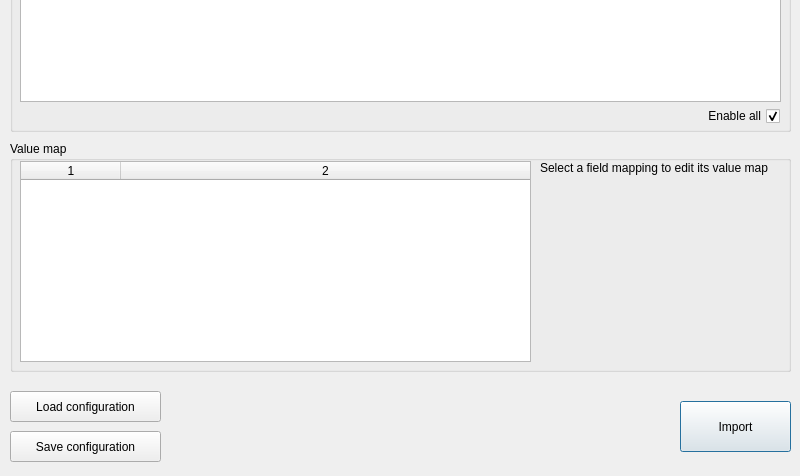
Qt form widgets/import_data/import_shp_dialog.ui (Geoportail-Luxembourg/qgis-pag-plugin) before a commit; both pictures show x 0 to 800 and y 219 to 695 of the 800 by 695 pixel window.
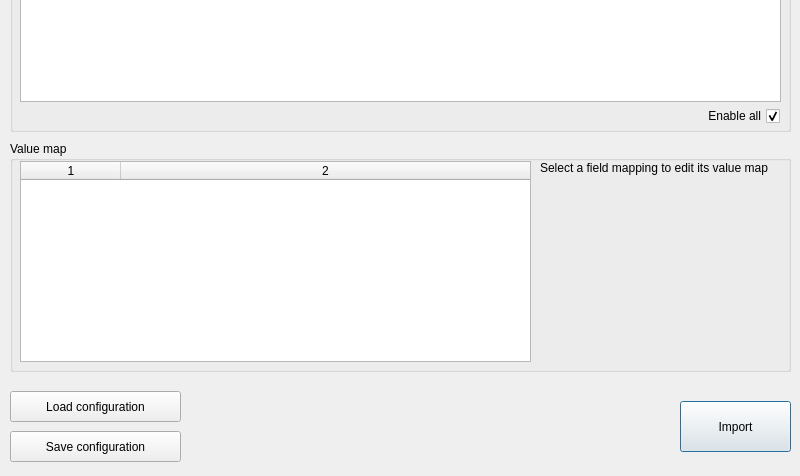
The same form after that commit.

The edit to the form file:
```diff
--- a/widgets/import_data/import_shp_dialog.ui
+++ b/widgets/import_data/import_shp_dialog.ui
@@ -97,7 +97,7 @@
     <rect>
      <x>10</x>
      <y>610</y>
-     <width>151</width>
+     <width>171</width>
      <height>31</height>
     </rect>
    </property>
@@ -110,7 +110,7 @@
     <rect>
      <x>10</x>
      <y>650</y>
-     <width>151</width>
+     <width>171</width>
      <height>31</height>
     </rect>
    </property>
@@ -172,9 +172,9 @@
    <widget class="QCheckBox" name="chkEnableAllFieldsMapping">
     <property name="geometry">
      <rect>
-      <x>689</x>
+      <x>659</x>
       <y>255</y>
-      <width>81</width>
+      <width>111</width>
       <height>20</height>
      </rect>
     </property>
```
